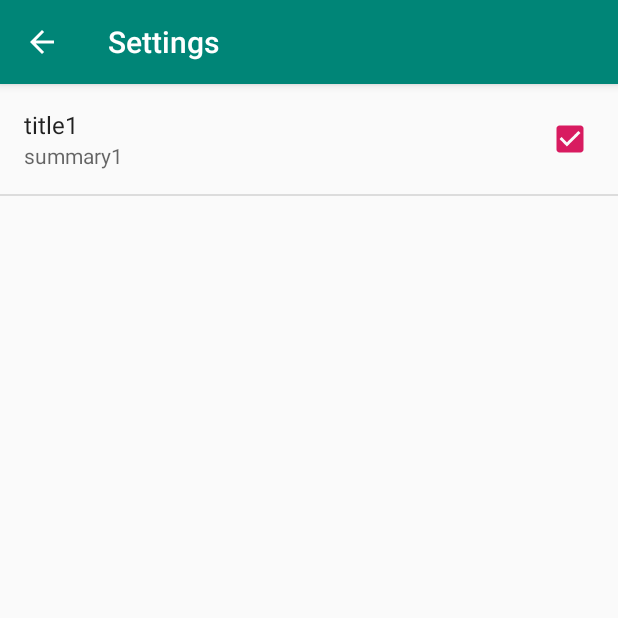
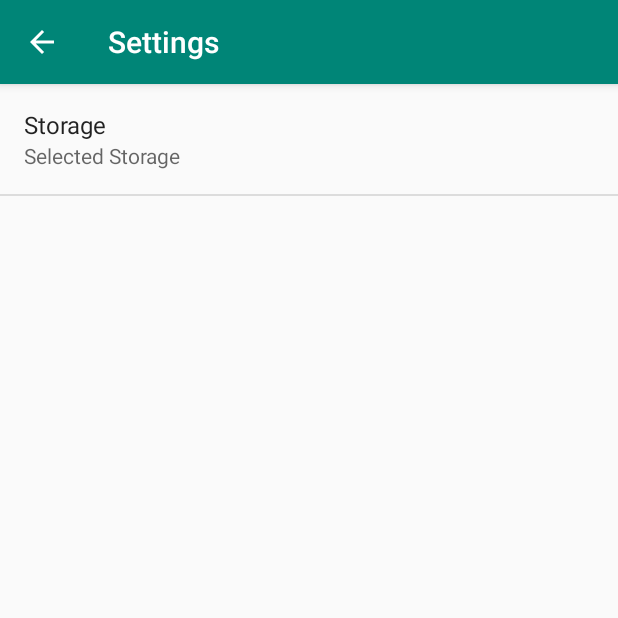
Before and after one commit to Andrei1993ak/D3GoalTask2, an Android app: the screen it shows after launch (SettingsActivity), in the side drawer, after a tap on "Settings", on a phone screen of 412 x 824 dp, the top half of it. Run offline under Robolectric (Android 15) with nearby library versions, the phone set to English and light mode, and no system bars; our stand-ins replace ButterKnife.

Commit message:
task 3 : initial multiStorage commit

```diff
--- a/app/src/main/java/com/github/andrei1993ak/mentoring/task2/NotesTab.java
+++ b/app/src/main/java/com/github/andrei1993ak/mentoring/task2/NotesTab.java
@@ -123,10 +123,14 @@ public class NotesTab extends Fragment {
         public Loader<List<INote>> onCreateLoader(final int pI, @Nullable final Bundle pBundle) {
             final Loader<List<INote>> loader;
 
+            final Context context = getContext();
+
+            final INotesLoaderFactory notesLoaderFactory = INotesLoaderFactory.Impl.get(context);
+
             if (mIsFavourite) {
-                loader = INotesLoaderFactory.Impl.get().getFavouriteNotesLoader(getContext());
+                loader = notesLoaderFactory.getFavouriteNotesLoader(context);
             } else {
-                loader = INotesLoaderFactory.Impl.get().getAllNotesLoader(getContext());
+                loader = notesLoaderFactory.getAllNotesLoader(context);
             }
 
             return loader;
--- a/app/src/main/java/com/github/andrei1993ak/mentoring/task2/SettingsFragment.java
+++ b/app/src/main/java/com/github/andrei1993ak/mentoring/task2/SettingsFragment.java
@@ -1,9 +1,13 @@
 package com.github.andrei1993ak.mentoring.task2;
 
+import android.content.SharedPreferences;
 import android.os.Bundle;
 import android.preference.PreferenceFragment;
 
-public class SettingsFragment extends PreferenceFragment {
+import com.github.andrei1993ak.mentoring.task2.notes.loaders.ICurrentStorageTypeHolder;
+import com.github.andrei1993ak.mentoring.task2.notes.loaders.impl.StorageTypeResolver;
+
+public class SettingsFragment extends PreferenceFragment implements SharedPreferences.OnSharedPreferenceChangeListener {
 
     @Override
     public void onCreate(final Bundle savedInstanceState) {
@@ -11,4 +15,28 @@ public class SettingsFragment extends PreferenceFragment {
 
         addPreferencesFromResource(R.xml.preferences);
     }
+
+    @Override
+    public void onSharedPreferenceChanged(final SharedPreferences sharedPreferences, final String key) {
+        if (key.equals(getString(R.string.storage_pref_key))) {
+            final String selectedStorageType = sharedPreferences.getString(key, getString(R.string.storageoptions_stub));
+            final int selected = StorageTypeResolver.resolveType(getActivity(), selectedStorageType);
+            ICurrentStorageTypeHolder.Impl.get(getActivity()).setCurrentItem(selected);
+        }
+    }
+
+    @Override
+    public void onResume() {
+        super.onResume();
+        getPreferenceScreen().getSharedPreferences()
+                .registerOnSharedPreferenceChangeListener(this);
+    }
+
+    @Override
+    public void onPause() {
+        super.onPause();
+        getPreferenceScreen().getSharedPreferences()
+                .unregisterOnSharedPreferenceChangeListener(this);
+
+    }
 }
--- /dev/null
+++ b/app/src/main/java/com/github/andrei1993ak/mentoring/task2/notes/loaders/ICurrentStorageTypeHolder.java
@@ -0,0 +1,49 @@
+package com.github.andrei1993ak.mentoring.task2.notes.loaders;
+
+import android.content.Context;
+import android.support.annotation.IntDef;
+
+import com.github.andrei1993ak.mentoring.task2.notes.loaders.impl.CurrentStorageTypeHolder;
+
+import java.lang.annotation.Retention;
+
+import static com.github.andrei1993ak.mentoring.task2.notes.loaders.ICurrentStorageTypeHolder.StorageType.DATABASE;
+import static com.github.andrei1993ak.mentoring.task2.notes.loaders.ICurrentStorageTypeHolder.StorageType.EXTERNAL;
+import static com.github.andrei1993ak.mentoring.task2.notes.loaders.ICurrentStorageTypeHolder.StorageType.LOCAL;
+import static com.github.andrei1993ak.mentoring.task2.notes.loaders.ICurrentStorageTypeHolder.StorageType.MEMORY;
+import static com.github.andrei1993ak.mentoring.task2.notes.loaders.ICurrentStorageTypeHolder.StorageType.PREFERENCES;
+import static com.github.andrei1993ak.mentoring.task2.notes.loaders.ICurrentStorageTypeHolder.StorageType.STUB;
+import static com.github.andrei1993ak.mentoring.task2.notes.loaders.ICurrentStorageTypeHolder.StorageType.UNNKNOWN;
+import static java.lang.annotation.RetentionPolicy.SOURCE;
+
+public interface ICurrentStorageTypeHolder {
+
+    void setCurrentItem(final @StorageType int pCurrentItem);
+
+    @StorageType
+    int getCurrentItem();
+
+    class Impl {
+        private static CurrentStorageTypeHolder sInstanse;
+
+        public static ICurrentStorageTypeHolder get(final Context pContext) {
+            if (sInstanse == null) {
+                sInstanse = new CurrentStorageTypeHolder(pContext);
+            }
+
+            return sInstanse;
+        }
+    }
+
+    @Retention(SOURCE)
+    @IntDef({LOCAL, STUB, DATABASE, UNNKNOWN, EXTERNAL, PREFERENCES, MEMORY})
+    @interface StorageType {
+        int UNNKNOWN = -1;
+        int LOCAL = 0;
+        int STUB = 1;
+        int DATABASE = 2;
+        int EXTERNAL = 3;
+        int PREFERENCES = 4;
+        int MEMORY = 5;
+    }
+}
--- a/app/src/main/java/com/github/andrei1993ak/mentoring/task2/notes/loaders/INotesLoaderFactory.java
+++ b/app/src/main/java/com/github/andrei1993ak/mentoring/task2/notes/loaders/INotesLoaderFactory.java
@@ -2,6 +2,7 @@ package com.github.andrei1993ak.mentoring.task2.notes.loaders;
 
 import android.content.Context;
 import android.support.v4.content.Loader;
+import android.widget.Toast;
 
 import com.github.andrei1993ak.mentoring.task2.notes.INote;
 import com.github.andrei1993ak.mentoring.task2.notes.loaders.impl.StubNotesLoader;
@@ -9,12 +10,17 @@ import com.github.andrei1993ak.mentoring.task2.notes.loaders.impl.StubNotesLoade
 import java.util.List;
 
 public interface INotesLoaderFactory {
+
     Loader<List<INote>> getAllNotesLoader(final Context pContext);
 
     Loader<List<INote>> getFavouriteNotesLoader(final Context pContext);
 
     class Impl {
-        public static INotesLoaderFactory get() {
+        public static INotesLoaderFactory get(final Context pContext) {
+            final int currentItem = ICurrentStorageTypeHolder.Impl.get(pContext).getCurrentItem();
+
+            Toast.makeText(pContext, String.valueOf(currentItem), Toast.LENGTH_LONG).show();
+
             return new StubNotesLoader();
         }
     }
--- /dev/null
+++ b/app/src/main/java/com/github/andrei1993ak/mentoring/task2/notes/loaders/impl/CurrentStorageTypeHolder.java
@@ -0,0 +1,26 @@
+package com.github.andrei1993ak.mentoring.task2.notes.loaders.impl;
+
+import android.content.Context;
+import android.preference.PreferenceManager;
+
+import com.github.andrei1993ak.mentoring.task2.R;
+import com.github.andrei1993ak.mentoring.task2.notes.loaders.ICurrentStorageTypeHolder;
+
+public class CurrentStorageTypeHolder implements ICurrentStorageTypeHolder {
+
+    private int mCurrentItem;
+
+    public CurrentStorageTypeHolder(final Context pContext) {
+        mCurrentItem = StorageTypeResolver.resolveType(pContext, PreferenceManager.getDefaultSharedPreferences(pContext).getString(pContext.getString(R.string.storage_pref_key), pContext.getString(R.string.storageoptions_stub)));
+    }
+
+    @Override
+    public void setCurrentItem(final int pCurrentItem) {
+        mCurrentItem = pCurrentItem;
+    }
+
+    @Override
+    public int getCurrentItem() {
+        return mCurrentItem;
+    }
+}
--- /dev/null
+++ b/app/src/main/java/com/github/andrei1993ak/mentoring/task2/notes/loaders/impl/StorageTypeResolver.java
@@ -0,0 +1,35 @@
+package com.github.andrei1993ak.mentoring.task2.notes.loaders.impl;
+
+import android.content.Context;
+
+import com.github.andrei1993ak.mentoring.task2.R;
+import com.github.andrei1993ak.mentoring.task2.notes.loaders.ICurrentStorageTypeHolder;
+
+public class StorageTypeResolver {
+
+    public static @ICurrentStorageTypeHolder.StorageType
+    int resolveType(final Context pContext, final String pTypeString) {
+        final String stubStorageString = pContext.getString(R.string.storageoptions_stub);
+        final String databaseStorageString = pContext.getString(R.string.storageoptions_database);
+        final String localFileStorageString = pContext.getString(R.string.storageoptions_local_file);
+        final String externalFileStorageString = pContext.getString(R.string.storageoptions_sd_card_file);
+        final String memoryStorageString = pContext.getString(R.string.storageoptions_memory);
+        final String preferencesFileStorageString = pContext.getString(R.string.storageoptions_preferences);
+
+        if (stubStorageString.equals(pTypeString)) {
+            return ICurrentStorageTypeHolder.StorageType.STUB;
+        } else if (databaseStorageString.equals(pTypeString)) {
+            return ICurrentStorageTypeHolder.StorageType.DATABASE;
+        } else if (localFileStorageString.equals(pTypeString)) {
+            return ICurrentStorageTypeHolder.StorageType.LOCAL;
+        } else if (memoryStorageString.equals(pTypeString)) {
+            return ICurrentStorageTypeHolder.StorageType.MEMORY;
+        } else if (externalFileStorageString.equals(pTypeString)) {
+            return ICurrentStorageTypeHolder.StorageType.EXTERNAL;
+        } else if (preferencesFileStorageString.equals(pTypeString)) {
+            return ICurrentStorageTypeHolder.StorageType.PREFERENCES;
+        } else {
+            return ICurrentStorageTypeHolder.StorageType.UNNKNOWN;
+        }
+    }
+}
--- /dev/null
+++ b/app/src/main/res/values/arrays.xml
@@ -0,0 +1,11 @@
+<?xml version="1.0" encoding="utf-8"?>
+<resources>
+    <string-array name="storageOptions">
+        <item>@string/storageoptions_local_file</item>
+        <item>@string/storageoptions_sd_card_file</item>
+        <item>@string/storageoptions_stub</item>
+        <item>@string/storageoptions_preferences</item>
+        <item>@string/storageoptions_database</item>
+        <item>@string/storageoptions_memory</item>
+    </string-array>
+</resources>
--- a/app/src/main/res/values/strings.xml
+++ b/app/src/main/res/values/strings.xml
@@ -13,4 +13,15 @@
     <string name="save">Save</string>
     <string name="edit">Edit</string>
     <string name="delete">Delete</string>
+
+    <string name="storage">Storage</string>
+    <string name="storage_description">Selected Storage</string>
+    <string name="storageoptions_local_file">Local File</string>
+    <string name="storageoptions_sd_card_file">Sd Card File</string>
+    <string name="storageoptions_stub">Stub Storage</string>
+    <string name="storageoptions_database">Database</string>
+    <string name="storageoptions_memory">Memory</string>
+    <string name="storageoptions_preferences">Shared Preferences</string>
+
+    <string name="storage_pref_key">StorageKey</string>
 </resources>
--- a/app/src/main/res/xml/preferences.xml
+++ b/app/src/main/res/xml/preferences.xml
@@ -1,8 +1,10 @@
 <?xml version="1.0" encoding="utf-8"?>
 <PreferenceScreen xmlns:android="http://schemas.android.com/apk/res/android">
-    <CheckBoxPreference
-        android:key="pref_sync"
-        android:title="title1"
-        android:summary="summary1"
-        android:defaultValue="true" />
+    <ListPreference
+        android:defaultValue="@string/storageoptions_stub"
+        android:entries="@array/storageOptions"
+        android:entryValues="@array/storageOptions"
+        android:key="@string/storage_pref_key"
+        android:summary="@string/storage_description"
+        android:title="@string/storage"></ListPreference>
 </PreferenceScreen>
```
